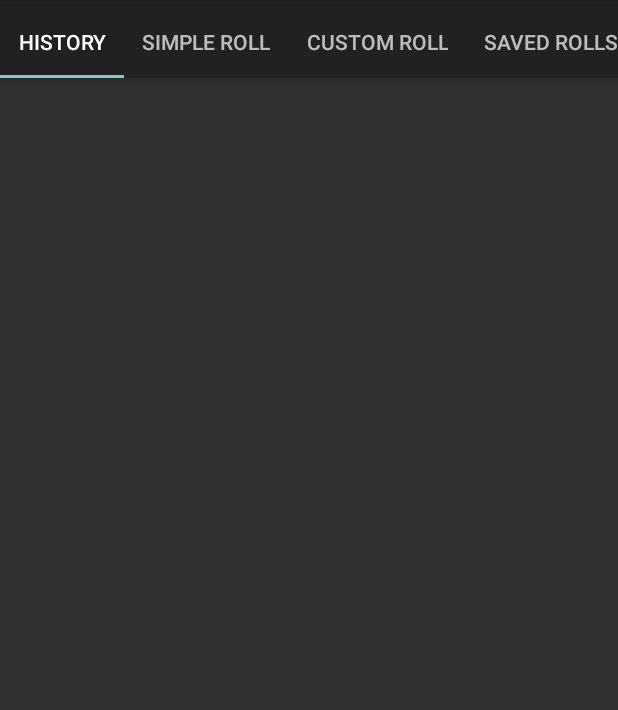
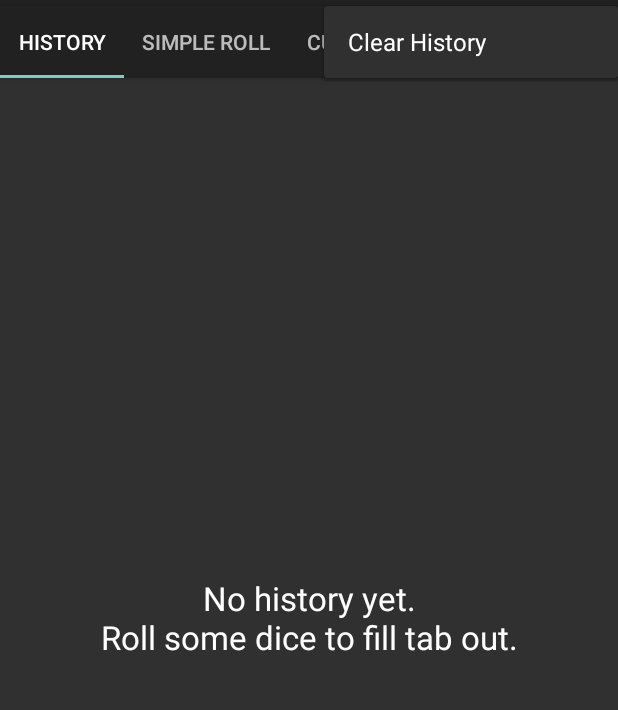
Before and after one commit to westonsfiala/CustomDiceRoller, an Android app: the screen it shows after launch (MainActivity), after a tap on "Clear History", on a phone screen of 412 x 824 dp, the part 78-788 px from its top. Run offline under Robolectric (Android 15) with nearby library versions, the phone set to English and light mode, and no system bars; 8 statements that could not run were skipped.

Commit message:
Added the ability to undo deletion of history if you do not roll something since you deleted it
Added a kill timer into the roller dialog so that the tests the automated systems run do better stuff, hopefully.

```diff
--- a/app/build.gradle
+++ b/app/build.gradle
@@ -10,8 +10,8 @@ android {
         applicationId "com.fialasfiasco.customdiceroller"
         minSdkVersion 22
         targetSdkVersion 28
-        versionCode 35
-        versionName "1.5.1"
+        versionCode 36
+        versionName "1.5.2"
         testInstrumentationRunner "androidx.test.runner.AndroidJUnitRunner"
     }
     buildTypes {
--- a/app/src/main/java/com/fialasfiasco/customdiceroller/MainActivity.kt
+++ b/app/src/main/java/com/fialasfiasco/customdiceroller/MainActivity.kt
@@ -6,12 +6,14 @@ import android.content.Intent
 import android.content.SharedPreferences
 import android.net.Uri
 import android.os.Bundle
+import android.view.Gravity
 import androidx.appcompat.app.AppCompatActivity
 import android.view.Menu
 import android.view.MenuInflater
 import android.view.MenuItem
 import android.widget.Toast
 import androidx.appcompat.app.AlertDialog
+import androidx.appcompat.widget.PopupMenu
 import androidx.preference.PreferenceManager
 import com.fialasfiasco.customdiceroller.data.PageViewModel
 import com.fialasfiasco.customdiceroller.data.SectionsPagerAdapter
@@ -60,10 +62,18 @@ class MainActivity : AppCompatActivity() {
         // Handle item selection
         return when (item.itemId) {
             R.id.clearHistory -> {
-                pageViewModel.clearHistory()
-                val text = "History Cleared"
-                val duration = Toast.LENGTH_SHORT
-                Toast.makeText(this, text, duration).show()
+                val confirmMenu = PopupMenu(this, mainToolbar, Gravity.END)
+
+                confirmMenu.menu.add("Clear History")
+
+                confirmMenu.setOnMenuItemClickListener {
+                    pageViewModel.clearHistory()
+                    val text = "History Cleared"
+                    val duration = Toast.LENGTH_SHORT
+                    Toast.makeText(this, text, duration).show()
+                    true
+                }
+                confirmMenu.show()
                 true
             }
             R.id.shakeMenuItem -> {
--- a/app/src/main/java/com/fialasfiasco/customdiceroller/data/PageViewModel.kt
+++ b/app/src/main/java/com/fialasfiasco/customdiceroller/data/PageViewModel.kt
@@ -406,15 +406,17 @@ class PageViewModel : ViewModel() {
     }
 
     private val _rollHistory = MutableLiveData<MutableList<HistoryStamp>>()
+    private val _savedRollHistory = MutableLiveData<List<HistoryStamp>>()
 
     fun addRollHistory(rollData: HistoryStamp)
     {
-        _singleRollHistory.value = rollData
+        _savedRollHistory.value = null
         if(_rollHistory.value == null)
         {
             _rollHistory.value = mutableListOf()
         }
         _rollHistory.value!!.add(0,rollData)
+        _singleRollHistory.value = rollData
     }
 
     fun numHistoryStamps() : Int
@@ -437,6 +439,18 @@ class PageViewModel : ViewModel() {
         return _rollHistory.value!![position]
     }
 
+    fun hasSavedHistory() : Boolean
+    {
+        return _savedRollHistory.value != null
+    }
+
+    fun restoreClearedHistory() {
+        if(_savedRollHistory.value != null) {
+            _rollHistory.value = _savedRollHistory.value!!.toMutableList()
+            _savedRollHistory.value = null
+        }
+    }
+
     private val _clearHistory = MutableLiveData<Boolean>()
     val clearHistory: LiveData<Boolean> = Transformations.map(_clearHistory) {
         _clearHistory.value
@@ -444,8 +458,11 @@ class PageViewModel : ViewModel() {
 
     fun clearHistory()
     {
+        if(_rollHistory.value != null) {
+            _savedRollHistory.value = _rollHistory.value!!.toList()
+        }
+        _rollHistory.value?.clear()
         _clearHistory.value = clearHistory.value?.not()
-        _rollHistory.value?.clear()
     }
 
     val fateDie = CustomDie("Fate", -1, 1)
--- a/app/src/main/java/com/fialasfiasco/customdiceroller/history/RollHistoryFragment.kt
+++ b/app/src/main/java/com/fialasfiasco/customdiceroller/history/RollHistoryFragment.kt
@@ -3,15 +3,16 @@ package com.fialasfiasco.customdiceroller.history
 import android.os.Bundle
 import androidx.fragment.app.Fragment
 import androidx.recyclerview.widget.LinearLayoutManager
-import androidx.recyclerview.widget.RecyclerView
 import android.view.LayoutInflater
 import android.view.View
 import android.view.ViewGroup
+import android.widget.TextView
 import androidx.lifecycle.Observer
 import androidx.lifecycle.ViewModelProviders
 import androidx.recyclerview.widget.DividerItemDecoration
 import com.fialasfiasco.customdiceroller.R
 import com.fialasfiasco.customdiceroller.data.PageViewModel
+import kotlinx.android.synthetic.main.fragment_roll_history.*
 
 /**
  * A fragment representing a list of Items.
@@ -26,33 +27,54 @@ class RollHistoryFragment : Fragment() {
         pageViewModel = activity?.run {
             ViewModelProviders.of(this).get(PageViewModel::class.java)
         } ?: throw Exception("Invalid Activity")
-
-        // Notify about new items and then scroll to the top.
-        pageViewModel.singleRollHistory.observe(this, Observer<HistoryStamp> {
-            val recyclerView = view as RecyclerView?
-            recyclerView?.adapter?.notifyItemInserted(0)
-            recyclerView?.layoutManager?.scrollToPosition(0)
-        })
-
-        // Notify about new items and then scroll to the top.
-        pageViewModel.clearHistory.observe(this, Observer<Boolean> {
-            val recyclerView = view as RecyclerView?
-            recyclerView?.adapter?.notifyDataSetChanged()
-        })
     }
 
     override fun onCreateView(
         inflater: LayoutInflater, container: ViewGroup?,
         savedInstanceState: Bundle?
     ): View? {
-        val view = inflater.inflate(R.layout.fragment_roll_history, container, false) as RecyclerView
+        return inflater.inflate(R.layout.fragment_roll_history, container, false)
+    }
 
+    override fun onStart() {
+        super.onStart()
         // Set the adapter
-        view.layoutManager = LinearLayoutManager(context)
-        view.adapter = RollHistoryRecyclerViewAdapter(pageViewModel)
-        view.addItemDecoration(DividerItemDecoration(context, DividerItemDecoration.VERTICAL))
+        list.layoutManager = LinearLayoutManager(context)
+        list.adapter = RollHistoryRecyclerViewAdapter(pageViewModel)
+        list.addItemDecoration(DividerItemDecoration(context, DividerItemDecoration.VERTICAL))
 
-        return view
+        // Notify about new items and then scroll to the top.
+        pageViewModel.singleRollHistory.observe(this, Observer<HistoryStamp> {
+            list.adapter?.notifyDataSetChanged()
+            list.layoutManager?.scrollToPosition(0)
+            showHideTextAndRestoreButton()
+        })
+
+        pageViewModel.clearHistory.observe(this, Observer<Boolean> {
+            list.adapter?.notifyDataSetChanged()
+            showHideTextAndRestoreButton()
+        })
+
+        showHideTextAndRestoreButton()
+    }
+
+    private fun showHideTextAndRestoreButton() {
+        if(pageViewModel.numHistoryStamps() == 0) {
+            noHistoryText.visibility = TextView.VISIBLE
+            if(pageViewModel.hasSavedHistory()) {
+                restoreHistoryButton.visibility = TextView.VISIBLE
+                restoreHistoryButton.setOnClickListener {
+                    pageViewModel.restoreClearedHistory()
+                    list.adapter?.notifyDataSetChanged()
+                    showHideTextAndRestoreButton()
+                }
+            } else {
+                restoreHistoryButton.visibility = TextView.GONE
+            }
+        } else {
+            noHistoryText.visibility = TextView.INVISIBLE
+            restoreHistoryButton.visibility = TextView.GONE
+        }
     }
 
     companion object {
--- a/app/src/main/res/layout/fragment_roll_history.xml
+++ b/app/src/main/res/layout/fragment_roll_history.xml
@@ -1,12 +1,39 @@
 <?xml version="1.0" encoding="utf-8"?>
-<androidx.recyclerview.widget.RecyclerView
-        xmlns:android="http://schemas.android.com/apk/res/android"
+<androidx.constraintlayout.widget.ConstraintLayout xmlns:android="http://schemas.android.com/apk/res/android"
                                                    xmlns:app="http://schemas.android.com/apk/res-auto"
                                                    xmlns:tools="http://schemas.android.com/tools"
+                                                   android:id="@+id/constraintLayout"
+                                                   android:layout_width="match_parent"
+                                                   android:layout_height="match_parent"
+                                                   tools:context=".PlaceholderFragment">
+    <androidx.recyclerview.widget.RecyclerView
             android:id="@+id/list"
             android:name="com.fialasfiasco.customdiceroller.RollHistoryFragment"
             android:layout_width="match_parent"
             android:layout_height="match_parent"
             app:layoutManager="LinearLayoutManager"
             tools:context=".history.RollHistoryFragment"
-        tools:listitem="@layout/holder_roll_history"/>
+            tools:listitem="@layout/holder_roll_history" app:layout_constraintTop_toTopOf="parent"
+            app:layout_constraintEnd_toEndOf="parent" app:layout_constraintBottom_toBottomOf="parent"
+            app:layout_constraintStart_toStartOf="parent">
+    </androidx.recyclerview.widget.RecyclerView>
+    <TextView
+            android:text="@string/no_history"
+            android:layout_width="0dp"
+            android:layout_height="0dp" android:id="@+id/noHistoryText"
+            android:layout_marginTop="8dp"
+            app:layout_constraintTop_toTopOf="parent" app:layout_constraintEnd_toEndOf="parent"
+            android:layout_marginEnd="8dp" app:layout_constraintStart_toStartOf="parent"
+            android:layout_marginStart="8dp" android:layout_marginBottom="8dp"
+            app:layout_constraintBottom_toBottomOf="parent"
+            android:textAppearance="@style/TextAppearance.AppCompat.Large"
+            android:textColor="@android:color/background_light" android:gravity="center"/>
+    <Button
+            android:text="@string/restore_history"
+            android:layout_width="wrap_content"
+            android:layout_height="wrap_content"
+            android:id="@+id/restoreHistoryButton" app:layout_constraintEnd_toEndOf="parent" android:layout_marginEnd="8dp"
+            app:layout_constraintStart_toStartOf="parent" android:layout_marginStart="8dp"
+            android:layout_marginTop="8dp" app:layout_constraintTop_toTopOf="parent"/>
+
+</androidx.constraintlayout.widget.ConstraintLayout>
--- a/app/src/main/res/values/strings.xml
+++ b/app/src/main/res/values/strings.xml
@@ -48,6 +48,8 @@
 
     <string name="no_saved_rolls">No saved rolls have been created.\nGo to the Custom Roll tab and save a roll for it to appear here.</string>
     <string name="no_die_in_roll">No dice are in the roll.\nAdd a roll by clicking the button below.</string>
+    <string name="no_history">No history yet.\nRoll some dice to fill tab out.</string>
+    <string name="restore_history">Restore Cleared History</string>
 
     <string name="rate_this_app">Rate this app</string>
     <string name="rate_this_app_dialog_text">If you enjoy using this app, please take a moment to rate it.\n\nThanks for
```
Also changed, not shown: app/src/main/java/com/fialasfiasco/customdiceroller/helper/DiceRollerDialog.kt (+8 -0 lines), 1 other file. Lines whose indentation alone changed are shown as unchanged.
